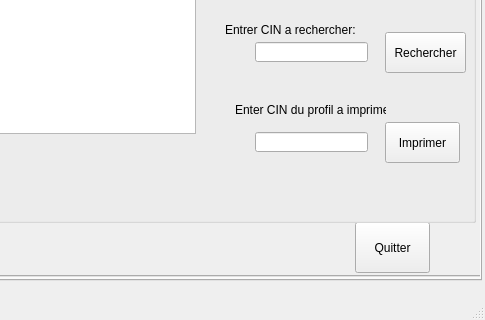
Before: the Qt Designer form Departement_License/mainwindow.ui in Ahmedturki7777/Smart_Municipality2A4, drawn with Qt 5; both pictures show x 219 to 704 and y 170 to 490 of the 704 by 490 pixel window.
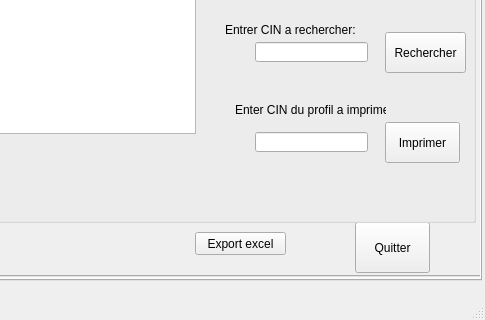
After: the same form once the commit is applied. The open tabs and pages were chosen to show the change.

```diff
--- a/Departement_License/mainwindow.ui
+++ b/Departement_License/mainwindow.ui
@@ -205,6 +205,19 @@
          </property>
         </widget>
        </widget>
+       <widget class="QPushButton" name="export_excel">
+        <property name="geometry">
+         <rect>
+          <x>410</x>
+          <y>350</y>
+          <width>91</width>
+          <height>23</height>
+         </rect>
+        </property>
+        <property name="text">
+         <string>Export excel</string>
+        </property>
+       </widget>
       </widget>
       <widget class="QWidget" name="Ajouter">
        <property name="autoFillBackground">
```
Left out of the diff: 2 changed lines with no effect on the pictures.
